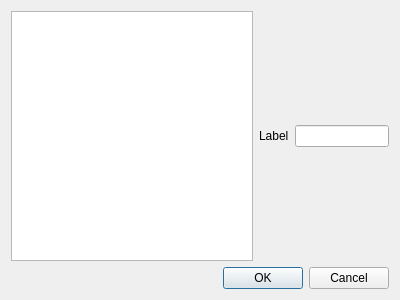
Above: gui/ui/LoadPatternDialog.ui from ruimaciel/femp before the change. Below: the same form after it.
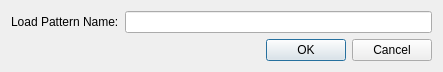
That is the form after the change.

Commit message: Implemented a model-view-controller pattern for the domain and nodal loads dialog

```diff
--- a/gui/ui/LoadPatternDialog.ui
+++ b/gui/ui/LoadPatternDialog.ui
@@ -6,8 +6,8 @@
    <rect>
     <x>0</x>
     <y>0</y>
-    <width>400</width>
-    <height>300</height>
+    <width>443</width>
+    <height>62</height>
    </rect>
   </property>
   <property name="windowTitle">
@@ -16,13 +16,13 @@
   <layout class="QVBoxLayout" name="verticalLayout">
    <item>
     <layout class="QHBoxLayout" name="horizontalLayout">
-     <item>
-      <widget class="QListView" name="listView"/>
-     </item>
      <item>
       <widget class="QLabel" name="label">
        <property name="text">
-        <string>Label</string>
+        <string>Load Pattern Name:</string>
+       </property>
+       <property name="buddy">
+        <cstring>lineEditLoadPatternName</cstring>
        </property>
       </widget>
      </item>
```
Left out of the diff: 10 changed lines with no effect on the pictures. The commit also changes 12 other files.
